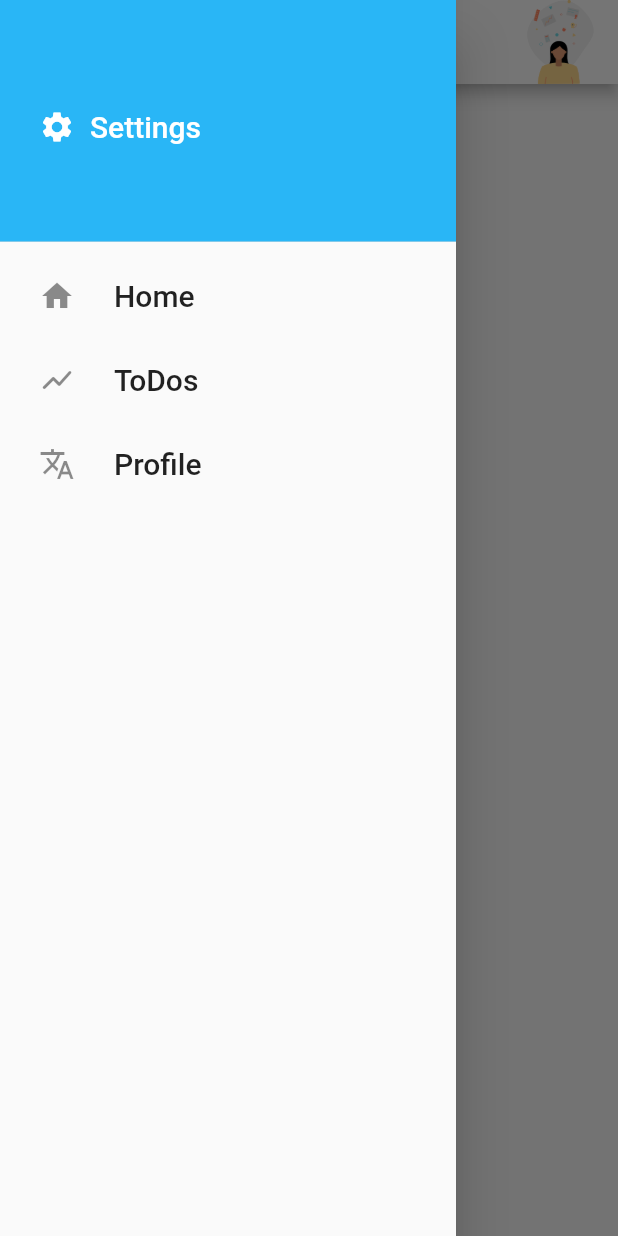
After one commit to moonlaughs/remembrall_mobile_app, a Flutter app: the HomeScreen screen opened by its route, with the side drawer open, on a phone screen of 412 x 824 dp. The commit adds this screen. Run offline on Flutter 3.47's test engine with Material 2 defaults, Android fonts, the phone set to English and light mode, and no system bars; drawn by our look-alikes of auto_size_text; our stand-ins replace form_field_validator, localstorage; missing offline and left inert: flutter_guid.

Commit message:
adde local storage and added app bar and drawer, plus a base for the new design pages

```diff
--- a/lib/app.dart
+++ b/lib/app.dart
@@ -1,5 +1,6 @@
 ///All the pages needs this to work with material wdgets
 import 'package:flutter/material.dart';
+import 'package:to_do_application/screens_and_widgets/home/home_screen.dart';
 
 ///Widgets used in this class
 import 'screens_and_widgets/splash_screen/splash_screen.dart';
@@ -26,6 +27,7 @@ class _AppState extends State<App> {
           '/': (context) => SplashScreen(),
           '/loginScreen': (context) => LoginScreen(),
           '/registerScreen': (context) => RegisterScreen(),
+          '/homeScreen': (context) => HomeScreen(),
         });
   }
 }
--- /dev/null
+++ b/lib/local_storage_helper/local_storage_helper.dart
@@ -0,0 +1,18 @@
+import 'package:localstorage/localstorage.dart';
+
+class LocalStorageHelper {
+  static final LocalStorageHelper _singleton = LocalStorageHelper._internal();
+  factory LocalStorageHelper() {
+    return _singleton;
+  }
+
+  LocalStorageHelper._internal();
+  static LocalStorage _myLocalStorageInstance;
+
+  LocalStorage getInstance() {
+    if (_myLocalStorageInstance == null) {
+      _myLocalStorageInstance = new LocalStorage('RemembrallStorage');
+    }
+    return _myLocalStorageInstance;
+  }
+}
--- /dev/null
+++ b/lib/screens_and_widgets/home/custom_app_bar.dart
@@ -0,0 +1,48 @@
+///All the pages needs this to work with material wdgets
+import 'package:flutter/material.dart';
+import 'package:localstorage/localstorage.dart';
+import 'package:auto_size_text/auto_size_text.dart';
+import 'package:to_do_application/local_storage_helper/local_storage_helper.dart';
+
+///Widget that allowed me to have a fully customizable App Bar at the top of the screens
+class CustomAppBar extends StatelessWidget with PreferredSizeWidget{
+  static LocalStorage myStorage = LocalStorageHelper().getInstance();
+
+  @override
+  final Size preferredSize;
+
+  final String title;
+
+  CustomAppBar(this.title, {Key key}) : preferredSize = Size.fromHeight(56.0), super(key: key);
+
+  @override
+  Widget build(BuildContext context){
+    return AppBar(
+      title: Center(
+        child: AutoSizeText(
+          title,
+          style:  TextStyle(color: Colors.black),
+          maxLines: 1,
+        ),
+      ),
+      backgroundColor: Colors.white,
+      actions: <Widget>[
+        Padding(
+          padding: EdgeInsets.only(right: 10.0),
+          child: GestureDetector(
+            onTap: () {
+              // if(myStorage.getItem('processItem') != null){
+              //   Navigator.of(context).pushNamedAndRemoveUntil('/chosenFaceScreen', (Route<dynamic> route) => false);
+              // } else {
+              //   Navigator.of(context).pushNamedAndRemoveUntil('/mainScreen', (Route<dynamic> route) => false);
+              // }
+            },
+            child: Image.asset('assets/otherImages/girl.png', scale: 1.5),
+          )
+        )
+      ],
+      automaticallyImplyLeading: true,
+      iconTheme: IconThemeData(color: Colors.black),
+    );
+  }
+}
--- /dev/null
+++ b/lib/screens_and_widgets/home/custom_drower.dart
@@ -0,0 +1,112 @@
+import 'package:auto_size_text/auto_size_text.dart';
+///All the pages needs this to work with material wdgets
+import 'package:flutter/material.dart';
+import 'package:localstorage/localstorage.dart';
+import 'package:to_do_application/local_storage_helper/local_storage_helper.dart';
+
+///Widget that allowed me to have a fully customizable App Bar at the top of the screens
+class CustomDrawer extends StatelessWidget {
+  static LocalStorage myStorage = LocalStorageHelper().getInstance();
+
+  @override
+  Widget build(BuildContext context) {
+    return Drawer(
+        child: ListView(
+      padding: EdgeInsets.zero,
+      children: <Widget>[
+        DrawerHeader(
+          child: Row(
+            mainAxisAlignment: MainAxisAlignment.start,
+            children: [
+              ConstrainedBox(
+                constraints: BoxConstraints(
+                  minWidth: 44,
+                  minHeight: 44,
+                  maxWidth: 44,
+                  maxHeight: 44,
+                ),
+                child: Icon(
+                  Icons.settings,
+                  color: Colors.white,
+                ),
+              ),
+              AutoSizeText(
+                'Settings',
+                // tr('txt_settings'),
+                style: TextStyle(fontSize: 20, color: Colors.white),
+                maxLines: 1,
+              ),
+            ],
+          ), //'Settings'),
+          decoration: BoxDecoration(
+            color: Colors.lightBlue[400],
+          ),
+        ),
+        ListTile(
+          title: AutoSizeText(
+            'Home',
+            // tr('txt_home'),
+            style: TextStyle(fontSize: 20),
+            maxLines: 1,
+          ),
+          leading: ConstrainedBox(
+            constraints: BoxConstraints(
+              minWidth: 44,
+              minHeight: 44,
+              maxWidth: 44,
+              maxHeight: 44,
+            ),
+            child: Icon(Icons.home),
+          ),
+          onTap: () {
+            // if(myStorage.getItem('processItem') != null){
+            //     Navigator.of(context).pushNamedAndRemoveUntil('/chosenFaceScreen', (Route<dynamic> route) => false);
+            //   } else {
+            //     Navigator.of(context).pushNamedAndRemoveUntil('/mainScreen', (Route<dynamic> route) => false);
+            //   }
+          },
+        ),
+        ListTile(
+          title: AutoSizeText(
+            'ToDos',
+            // tr('txt_stats'),
+            style: TextStyle(fontSize: 20),
+            maxLines: 1,
+          ),
+          leading: ConstrainedBox(
+            constraints: BoxConstraints(
+              minWidth: 44,
+              minHeight: 44,
+              maxWidth: 44,
+              maxHeight: 44,
+            ),
+            child: Icon(Icons.show_chart_rounded),
+          ),
+          onTap: () {
+            // Navigator.pushNamed(context, '/statistics');
+          },
+        ),
+        ListTile(
+          title: AutoSizeText(
+            'Profile',
+            // tr('txt_change_language'),
+            style: TextStyle(fontSize: 20),
+            maxLines: 1,
+          ),
+          leading: ConstrainedBox(
+            constraints: BoxConstraints(
+              minWidth: 44,
+              minHeight: 44,
+              maxWidth: 44,
+              maxHeight: 44,
+            ),
+            child: Icon(Icons.translate),
+          ),
+          onTap: () {
+            // Navigator.pushNamed(context, '/changeLanguage');
+          },
+        ),
+      ],
+    ));
+  }
+}
--- /dev/null
+++ b/lib/screens_and_widgets/home/home_screen.dart
@@ -0,0 +1,23 @@
+///All the pages needs this to work with material wdgets
+import 'package:flutter/material.dart';
+import 'package:localstorage/localstorage.dart';
+import 'package:to_do_application/local_storage_helper/local_storage_helper.dart';
+
+import 'custom_app_bar.dart';
+import 'custom_drower.dart';
+
+///Widgets used in this class
+
+class HomeScreen extends StatelessWidget {
+  static LocalStorage myStorage = LocalStorageHelper().getInstance();
+
+  @override
+  Widget build(BuildContext context) {
+    return Scaffold(
+      appBar: CustomAppBar("REMEMBRALL"),
+      drawer: CustomDrawer(),
+      body: SingleChildScrollView(
+          child: Container(color: Colors.white, )),
+    );
+  }
+}
--- a/lib/screens_and_widgets/login_and_register/login.dart
+++ b/lib/screens_and_widgets/login_and_register/login.dart
@@ -10,9 +10,11 @@ import 'package:auto_size_text/auto_size_text.dart';
 ///for field validation
 import 'package:form_field_validator/form_field_validator.dart';
 import 'package:to_do_application/Models/token.dart';
+import 'package:to_do_application/local_storage_helper/local_storage_helper.dart';
+import 'package:localstorage/localstorage.dart';
 
 ///model classes used in this widget
-import 'package:to_do_application/Models/user.dart';
+// import 'package:to_do_application/Models/user.dart';
 
 class LoginScreen extends StatefulWidget {
   @override
@@ -24,6 +26,7 @@ class _LoginScreenState extends State<LoginScreen> {
   final myPasswordController = TextEditingController();
   Uri url = Uri.https('10.0.2.2:5001', '/users/authenticate');
   HttpClient client = new HttpClient();
+  LocalStorage myStorage = LocalStorageHelper().getInstance();
 
   @override
   void dispose() {
@@ -33,7 +36,8 @@ class _LoginScreenState extends State<LoginScreen> {
     super.dispose();
   }
 
-  Future<User> login(BuildContext context) async {
+  // Future<User>
+  login(BuildContext context) async {
     try {
       client.badCertificateCallback =
           ((X509Certificate cert, String host, int port) => true);
@@ -66,7 +70,11 @@ class _LoginScreenState extends State<LoginScreen> {
         var myJson = json.decode(receivedString);
 
         Token myToken = Token.fromJson(myJson);
-        print(myToken.createdToken);
+        print('created: ' + myToken.createdToken);
+
+        myStorage.setItem('token', myToken.createdToken);
+        print('saved: ' + myStorage.getItem('token'));
+        Navigator.pushNamed(context, '/homeScreen');
       } else {
         _showDialog(context, 'Something went wrong, please Try again');
       }
--- a/lib/screens_and_widgets/login_and_register/register.dart
+++ b/lib/screens_and_widgets/login_and_register/register.dart
@@ -9,7 +9,7 @@ import 'package:auto_size_text/auto_size_text.dart';
 
 ///for field validation
 import 'package:form_field_validator/form_field_validator.dart';
-import 'package:to_do_application/Models/user.dart';
+// import 'package:to_do_application/Models/user.dart';
 
 class RegisterScreen extends StatefulWidget {
   @override
@@ -34,7 +34,8 @@ class _RegisterScreenState extends State<RegisterScreen> {
     super.dispose();
   }
 
-  Future<User> register(BuildContext context) async {
+  // Future<User>
+  register(BuildContext context) async {
     try {
       client.badCertificateCallback =
           ((X509Certificate cert, String host, int port) => true);
@@ -65,6 +66,8 @@ class _RegisterScreenState extends State<RegisterScreen> {
 
             if (response.statusCode == 201) {
               print(reply);
+
+              Navigator.pushNamed(context, '/homeScreen');
             } else {
               print(reply);
               // "You can only use letters and numbers!" => username and between 3 and 30
@@ -114,7 +117,7 @@ class _RegisterScreenState extends State<RegisterScreen> {
     double buttonWidth = MediaQuery.of(context).size.width * 0.8;
     double buttonHeight = MediaQuery.of(context).size.height * 0.075;
 
-    GlobalKey<FormState> formkey = GlobalKey<FormState>();
+    // GlobalKey<FormState> formkey = GlobalKey<FormState>();
 
     return Scaffold(
       body: Center(
--- a/pubspec.yaml
+++ b/pubspec.yaml
@@ -26,8 +26,7 @@ dependencies:
   auto_size_text: ^2.1.0
   form_field_validator: ^1.1.0
   flutter_guid: ^0.1.0
-  dio: ^4.0.0
-  http: ^0.13.1
+  localstorage: ^3.0.6
 
   # The following adds the Cupertino Icons font to your application.
   # Use with the CupertinoIcons class for iOS style icons.
```
Also changed, not shown: pubspec.lock.
